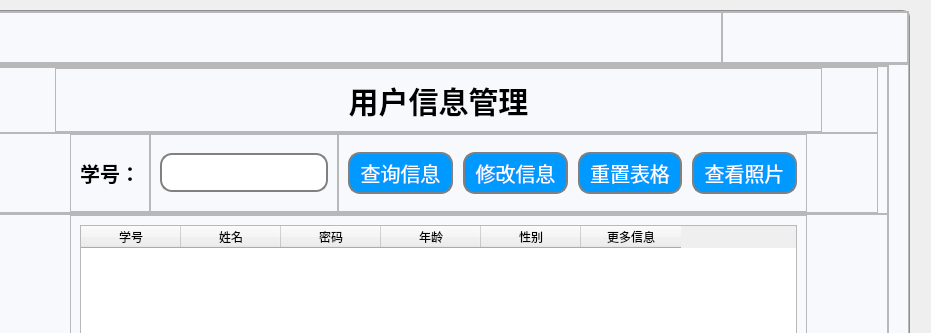
Above: ui/admin_main_window.ui from SpecialSun/PyLibFaceAuthSystem before the change; both pictures show x 306 to 1237 and y 0 to 333 of the 1237 by 821 pixel window. Below: the same form after it.
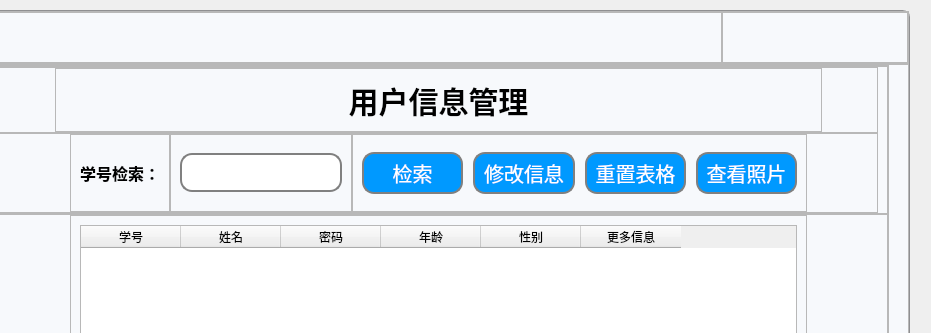
That is the form after the change. Icons and pictures are not drawn.

The edit to the form file:
```diff
--- a/ui/admin_main_window.ui
+++ b/ui/admin_main_window.ui
@@ -727,7 +727,7 @@
                            <property name="styleSheet">
                             <string notr="true">color:black;
 border:none;
-font-size:20px;
+font-size:16px;
 font-weight:500;
 font-family: &quot;微软雅黑&quot;;
 height:35px;
@@ -736,7 +736,7 @@
 </string>
                            </property>
                            <property name="text">
-                            <string>学号：</string>
+                            <string>学号检索：</string>
                            </property>
                           </widget>
                          </item>
@@ -823,7 +823,7 @@
    }</string>
                            </property>
                            <property name="text">
-                            <string>查询信息</string>
+                            <string>检索</string>
                            </property>
                           </widget>
                          </item>
```
